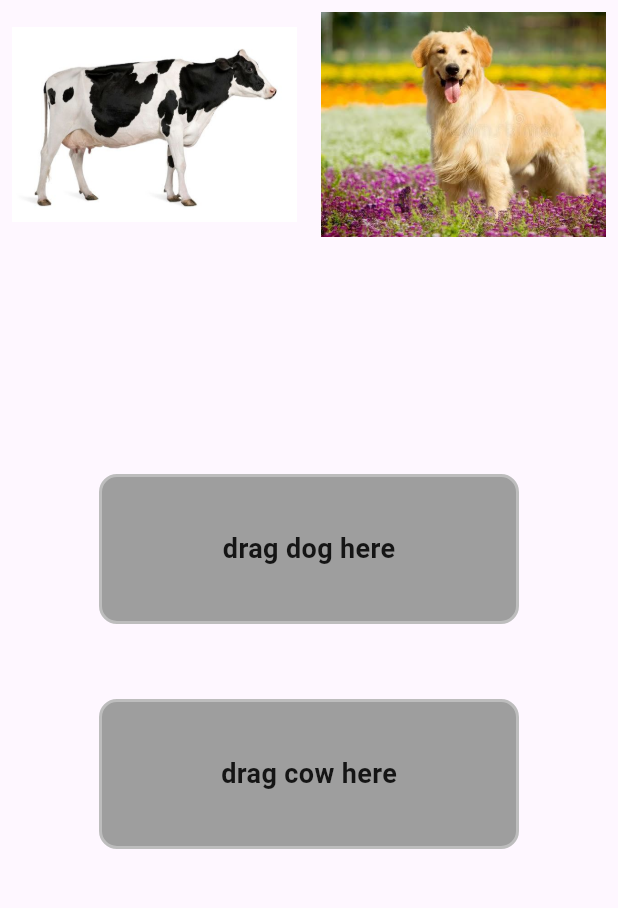
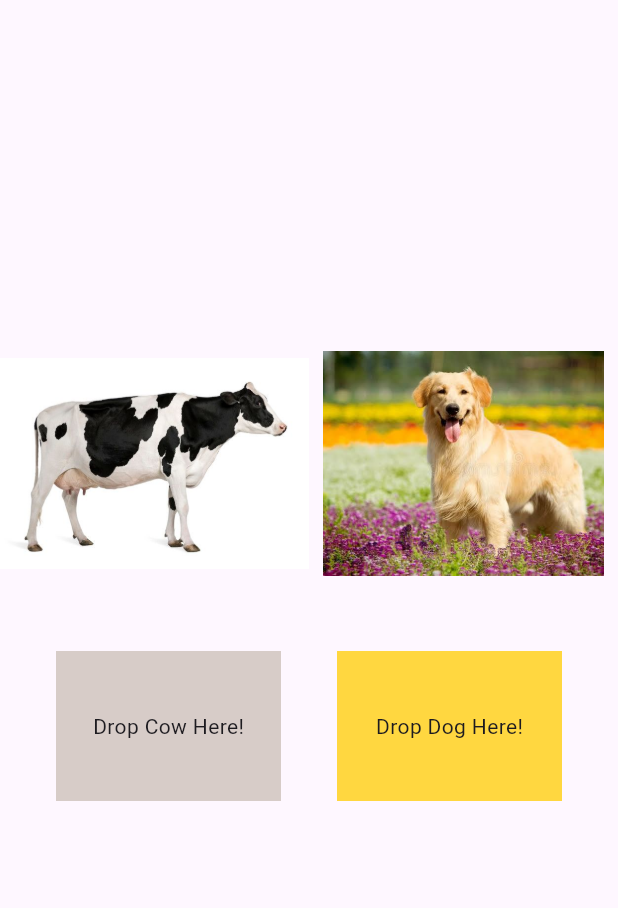
Before and after one commit to inezakevin23/drag_target, a Flutter app: the screen it shows after launch, on a phone screen of 412 x 824 dp, the part 84-992 px from its top. Run offline on Flutter 3.47's test engine with Material 3 defaults, Android fonts, the phone set to English and light mode, and no system bars.

Commit message:
added draggable and dragtarget widget

```diff
--- a/lib/drag_target/drag_target.dart
+++ b/lib/drag_target/drag_target.dart
@@ -8,6 +8,9 @@
 }
 
 class _MyWidgetState extends State<MyWidget> {
+  String cowTargetText = "Drop Cow Here!";
+  String dogTargetText = "Drop Dog Here!";
+
   @override
   Widget build(BuildContext context) {
     return Scaffold(
@@ -16,89 +19,65 @@
         backgroundColor: Colors.blueAccent,
         centerTitle: true,
       ),
-      body: SingleChildScrollView(
-        child: Column(
+      body: Column(
         mainAxisAlignment: MainAxisAlignment.center,
         children: [
-            // animal choice row
+          // 1. THE DRAGGABLE ITEMS
           Row(
             children: [
-                // cow draggable item
               Expanded(
-                  child: Container(
-                    margin: const EdgeInsets.all(8),
-                    height: 150,
-                    decoration: BoxDecoration(
-                      image: DecorationImage(
-                        image: AssetImage('assets/cow.jpg'),
-                        fit: BoxFit.fitWidth,
+                child: Draggable<String>(
+                  data: 'cow',
+                  feedback: Image.asset('assets/cow.jpg', height: 150),
+                  child: Image.asset('assets/cow.jpg', height: 150),
                 ),
               ),
-                  ),
-                ),
-                // dog draggable item
               Expanded(
-                  child: Container(
-                    margin: const EdgeInsets.all(8),
-                    height: 150,
-                    decoration: BoxDecoration(
-                      image: DecorationImage(
-                        image: AssetImage('assets/dog.jpg'),
-                        fit: BoxFit.fitWidth,
-                      ),
-                    ),
+                child: Draggable<String>(
+                  data: 'dog',
+                  feedback: Image.asset('assets/dog.jpg', height: 150),
+                  child: Image.asset('assets/dog.jpg', height: 150),
                 ),
               ),
             ],
           ),
-            const SizedBox(height: 150),
-            // dropping zone
-            Column(
+          const SizedBox(height: 50),
+
+          // 2. THE DRAG TARGETS
+          Row(
+            mainAxisAlignment: MainAxisAlignment.spaceEvenly,
             children: [
-                Container(
-                  width: 280,
+              // Cow Target
+              DragTarget<String>(
+                onWillAcceptWithDetails: (details) => details.data == 'cow',
+                onAcceptWithDetails: (details) {
+                  setState(() => cowTargetText = "Success: Cow Dropped!");
+                },
+                builder: (context, candidateData, rejectedData) => Container(
                   height: 100,
-                  decoration: BoxDecoration(
-                    color: Colors.grey,
-                    border: Border.all(color: Colors.grey.shade400, width: 2),
-                    borderRadius: BorderRadius.circular(12),
-                  ),
-                  child: Center(
-                    child: Text(
-                      'drag dog here',
-                      style: const TextStyle(
-                        fontSize: 18,
-                        fontWeight: FontWeight.bold,
-                        color: Colors.black87,
+                  width: 150,
+                  color: Colors.brown.shade100,
+                  child: Center(child: Text(cowTargetText)),
                 ),
               ),
-                  ),
-                ),
-                const SizedBox(height: 50),
-                Container(
-                  width: 280,
+
+              // Dog Target
+              DragTarget<String>(
+                onWillAcceptWithDetails: (details) => details.data == 'dog',
+                onAcceptWithDetails: (details) {
+                  setState(() => dogTargetText = "Success: Dog Dropped!");
+                },
+                builder: (context, candidateData, rejectedData) => Container(
                   height: 100,
-                  decoration: BoxDecoration(
-                    color: Colors.grey,
-                    border: Border.all(color: Colors.grey.shade400, width: 2),
-                    borderRadius: BorderRadius.circular(12),
-                  ),
-                  child: Center(
-                    child: Text(
-                      'drag cow here',
-                      style: const TextStyle(
-                        fontSize: 18,
-                        fontWeight: FontWeight.bold,
-                        color: Colors.black87,
-                      ),
-                    ),
+                  width: 150,
+                  color: Colors.amberAccent,
+                  child: Center(child: Text(dogTargetText)),
                 ),
               ),
             ],
           ),
         ],
       ),
-      ),
     );
   }
 }
```
Lines whose indentation alone changed are shown as unchanged.
